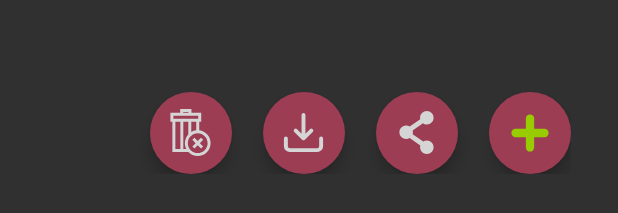
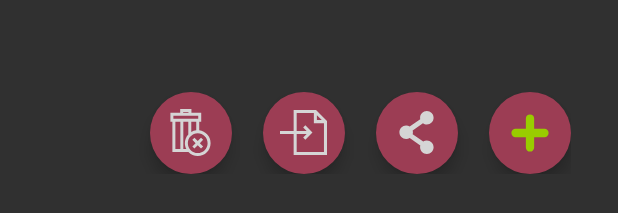
Before and after one commit to vladrip/drgassistant, an Android app: the layout fragment_builds.xml on its own in the app's theme, with its tools: preview values and no code run, on a phone screen of 412 x 824 dp. Shown: the part 964-1177 px from the top of the screen. Run offline under Robolectric (Android 15) with nearby library versions, the phone set to English and light mode, and no system bars.

Commit message:
Added v26 layout with tooltips, changed import button icon and updated screenshots.

```diff
--- a/app/src/main/res/drawable/ic_import.xml
+++ b/app/src/main/res/drawable/ic_import.xml
@@ -1,3 +1,3 @@
-<vector android:height="48dp" android:viewportHeight="24" android:viewportWidth="24" android:width="48dp" xmlns:android="http://schemas.android.com/apk/res/android">
-    <path android:fillColor="#FF000000" android:pathData="M21 14a1 1 0 0 0-1 1v4a1 1 0 0 1-1 1H5a1 1 0 0 1-1-1v-4a1 1 0 0 0-2 0v4a3 3 0 0 0 3 3h14a3 3 0 0 0 3-3v-4a1 1 0 0 0-1-1zm-9.71 1.71a1 1 0 0 0 0.33 0.21 0.94 0.94 0 0 0 0.76 0 1 1 0 0 0 0.33-0.21l4-4a1 1 0 0 0-1.42-1.42L13 12.59V3a1 1 0 0 0-2 0v9.59l-2.29-2.3a1 1 0 1 0-1.42 1.42z"/>
+<vector xmlns:android="http://schemas.android.com/apk/res/android" android:width="48dp" android:height="48dp" android:viewportWidth="465" android:viewportHeight="465">
+    <path android:fillColor="#FF000000" android:pathData="M356.21 10H135v207.5H0v30h135V455h330V118.79L356.21 10zM365 61.21L413.79 110H365V61.21zM165 425V247.5h98.79l-34.39 34.39 21.21 21.21 70.61-70.61-70.61-70.61-21.21 21.21 34.39 34.39H165V40h170v100h100v285H165z"/>
 </vector>
--- a/app/src/main/java/com/vladrip/drgassistant/MainActivity.java
+++ b/app/src/main/res/layout-v26/fragment_builds.xml
@@ -1,99 +1,82 @@
-package com.vladrip.drgassistant;
+<?xml version="1.0" encoding="utf-8"?>
+<RelativeLayout xmlns:android="http://schemas.android.com/apk/res/android"
+    xmlns:app="http://schemas.android.com/apk/res-auto"
+    xmlns:tools="http://schemas.android.com/tools"
+    android:layout_width="match_parent"
+    android:layout_height="match_parent"
+    android:theme="@style/MyDarkStyle"
+    android:orientation="vertical"
+    tools:context=".fr_builds.BuildsFragment">
 
-import android.content.SharedPreferences;
-import android.os.Bundle;
-import android.view.View;
+    <ListView
+        android:id="@+id/builds_listview"
+        android:layout_width="match_parent"
+        android:layout_height="wrap_content"
+        android:layout_alignParentTop="true"
+        android:layout_marginHorizontal="@dimen/_8sdp"
+        android:layout_marginTop="@dimen/_4sdp"
+        android:layout_above="@id/listview_button_panel"
+        android:divider="@android:color/background_dark"
+        android:dividerHeight="@dimen/_8sdp" />
 
-import androidx.appcompat.app.AppCompatActivity;
-import androidx.navigation.NavController;
-import androidx.navigation.fragment.NavHostFragment;
-import androidx.navigation.ui.AppBarConfiguration;
-import androidx.navigation.ui.NavigationUI;
+    <RelativeLayout
+        android:id="@+id/listview_button_panel"
+        android:layout_width="match_parent"
+        android:layout_height="wrap_content"
+        android:layout_alignParentBottom="true"
+        android:layout_marginHorizontal="@dimen/_24sdp"
+        android:layout_marginBottom="@dimen/_50sdp"
+        android:layout_marginTop="@dimen/_4sdp"
+        android:background="@android:color/transparent"
+        android:gravity="end">
 
-import com.google.android.material.bottomnavigation.BottomNavigationView;
-import com.google.gson.Gson;
-import com.vladrip.drgassistant.databinding.ActivityMainBinding;
-import com.vladrip.drgassistant.fr_builds.Build;
-import com.vladrip.drgassistant.fr_builds.BuildViewAdapter;
+        <com.google.android.material.floatingactionbutton.FloatingActionButton
+            android:id="@+id/add_build"
+            android:layout_width="wrap_content"
+            android:layout_height="wrap_content"
+            android:layout_alignParentEnd="true"
+            android:src="@drawable/add_build"
+            android:tint="@android:color/holo_green_light"
+            android:tooltipText="@string/tip_add"
+            app:fabCustomSize="@dimen/_42sdp"
+            app:maxImageSize="@dimen/_32sdp"
+            android:contentDescription="@string/tip_add" />
 
-import java.util.Collections;
-import java.util.List;
-import java.util.Map;
+        <com.google.android.material.floatingactionbutton.FloatingActionButton
+            android:id="@+id/multi_share_build"
+            android:layout_width="wrap_content"
+            android:layout_height="wrap_content"
+            android:src="@drawable/ic_share"
+            android:layout_toStartOf="@id/add_build"
+            android:layout_marginEnd="@dimen/_16sdp"
+            android:tooltipText="@string/tip_share"
+            app:fabCustomSize="@dimen/_42sdp"
+            app:maxImageSize="@dimen/_22sdp"
+            android:contentDescription="@string/tip_share" />
 
-public class MainActivity extends AppCompatActivity {
-    private View fandomView;
-    private View buildsView;
+        <com.google.android.material.floatingactionbutton.FloatingActionButton
+            android:id="@+id/import_build"
+            android:layout_width="wrap_content"
+            android:layout_height="wrap_content"
+            android:layout_marginEnd="@dimen/_16sdp"
+            android:layout_toStartOf="@id/multi_share_build"
+            android:src="@drawable/ic_import"
+            android:tooltipText="@string/tip_import"
+            app:fabCustomSize="@dimen/_42sdp"
+            app:maxImageSize="@dimen/_24sdp"
+            android:contentDescription="@string/tip_import" />
 
-    @Override
-    protected void onCreate(Bundle savedInstanceState) {
-        super.onCreate(savedInstanceState);
-        loadBuilds();
+        <com.google.android.material.floatingactionbutton.FloatingActionButton
+            android:id="@+id/multi_delete_build"
+            android:layout_width="wrap_content"
+            android:layout_height="wrap_content"
+            android:layout_marginEnd="@dimen/_16sdp"
+            android:layout_toStartOf="@id/import_build"
+            android:src="@drawable/delete_build"
+            android:tooltipText="@string/tip_delete"
+            app:fabCustomSize="@dimen/_42sdp"
+            app:maxImageSize="@dimen/_24sdp"
+            android:contentDescription="@string/tip_delete" />
+    </RelativeLayout>
 
-        com.vladrip.drgassistant.databinding.ActivityMainBinding binding = ActivityMainBinding.inflate(getLayoutInflater());
-        setContentView(binding.getRoot());
-
-        NavHostFragment navHostFragment = (NavHostFragment) getSupportFragmentManager()
-                .findFragmentById(R.id.nav_host_fragment_activity_main);
-        if (navHostFragment != null) {
-            AppBarConfiguration appBarConfiguration = new AppBarConfiguration
-                    .Builder(R.id.navigation_builds, R.id.navigation_fandom)
-                    .build();
-            NavController navController = navHostFragment.getNavController();
-            NavigationUI.setupActionBarWithNavController(this, navController, appBarConfiguration);
-            NavigationUI.setupWithNavController(binding.navView, navController);
-        }
-        BottomNavigationView navView = findViewById(R.id.nav_view);
-        navView.setItemIconTintList(null);
-    }
-
-    private void loadBuilds() {
-        Gson gson = new Gson();
-        SharedPreferences prefs = getSharedPreferences("builds", 0);
-        List<Build> builds = ((DrgApp)getApplicationContext()).getBuilds();
-        builds.clear();
-        for (Map.Entry<String, ?> e : prefs.getAll().entrySet())
-            builds.add(gson.fromJson((String)e.getValue(), Build.class));
-        Collections.sort(builds);
-
-        DrgApp app = ((DrgApp)getApplicationContext());
-        BuildViewAdapter mainAdapter = app.getMainAdapter();
-        if (mainAdapter == null)
-            app.setMainAdapter(new BuildViewAdapter(this, R.layout.listview_build, builds, false));
-        else mainAdapter.notifyDataSetChanged();
-    }
-
-    public View getFandomView() {
-        return fandomView;
-    }
-    public View getBuildsView() {
-        return buildsView;
-    }
-
-    public void setFandomView(View fandomView) {
-        this.fandomView = fandomView;
-    }
-    public void setBuildsView(View buildsView) {
-        this.buildsView = buildsView;
-    }
-
-    private void saveData() {
-        SharedPreferences.Editor editor = getSharedPreferences("builds", 0).edit();
-        editor.clear();
-        Gson gson = new Gson();
-        for (Build b : ((DrgApp)getApplicationContext()).getBuilds())
-            editor.putString(String.valueOf(b.getId()), gson.toJson(b));
-        editor.apply();
-    }
-
-    @Override
-    protected void onStop() {
-        saveData();
-        super.onStop();
-    }
-
-    @Override
-    protected void onDestroy() {
-        saveData();
-        super.onDestroy();
-    }
-}
+</RelativeLayout>
--- a/app/src/main/res/values/strings.xml
+++ b/app/src/main/res/values/strings.xml
@@ -17,4 +17,8 @@
     <string name="export">Export to file</string>
     <string name="share">Share in readable format</string>
     <string name="selectAll">Select All</string>
+    <string name="tip_add">Create build</string>
+    <string name="tip_share">Share builds</string>
+    <string name="tip_import">Import builds</string>
+    <string name="tip_delete">Delete builds</string>
 </resources>
```
Also changed, not shown: 2 other files.
